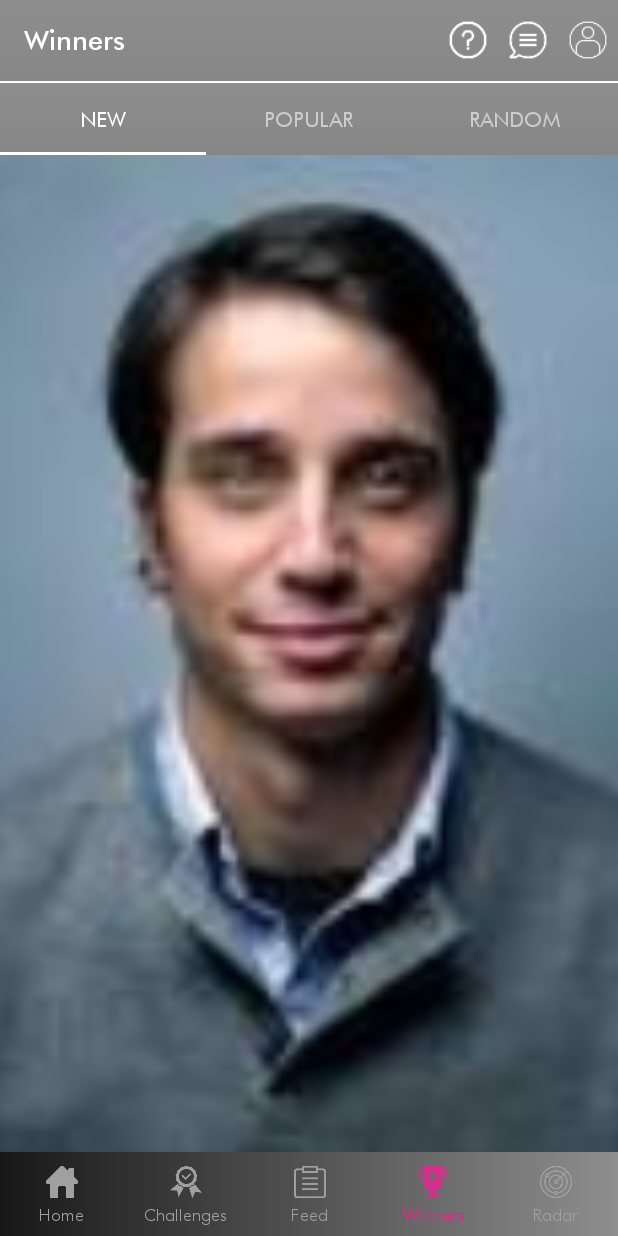
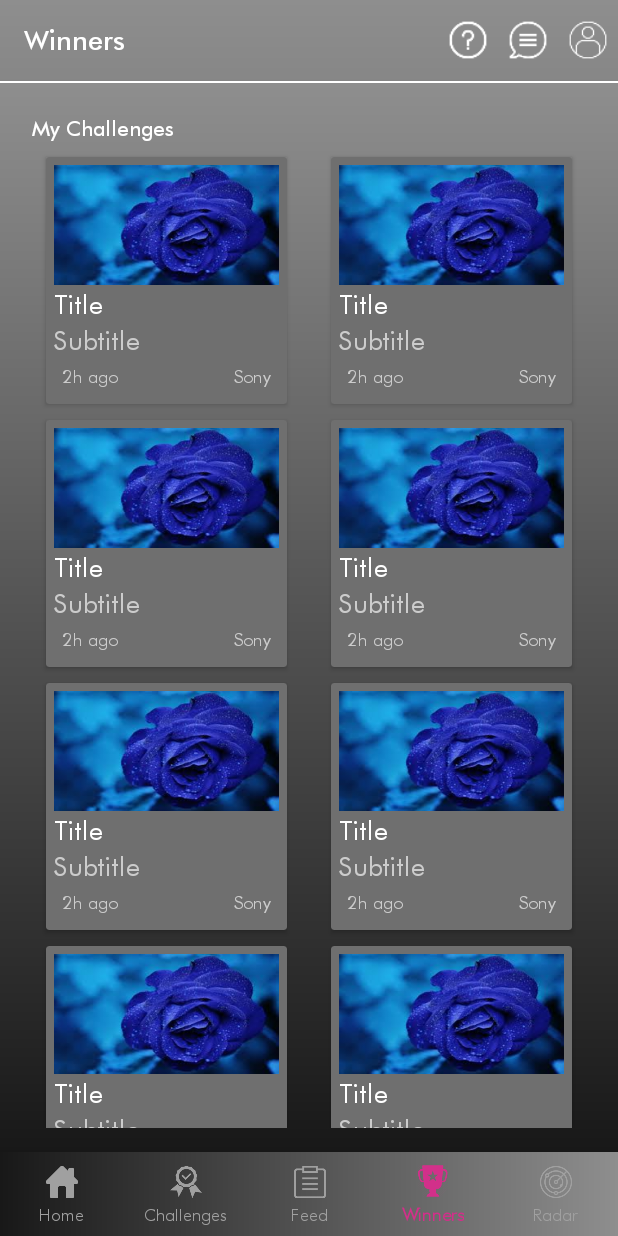
Before and after one commit to RamuKithada/shooshoo, an Android app: the HomeActivity screen opened directly, with no data from a screen before it, item 4 of the bottom bar chosen, on a phone screen of 412 x 824 dp. Run offline under Robolectric (Android 15) with nearby library versions, the phone set to English and light mode, and no system bars; our stand-ins replace ButterKnife, CircleImageView, Picasso; pictures from the network do not load.

Commit message:
after winners module work completed

```diff
--- a/app/src/main/AndroidManifest.xml
+++ b/app/src/main/AndroidManifest.xml
@@ -98,7 +98,8 @@
             android:name="com.theartofdev.edmodo.cropper.CropImageActivity"
             android:theme="@style/Base.Theme.AppCompat" />
         <activity android:name=".activity.ChattingActivity" />
-        <activity android:name=".activity.FeedCommentsActivity"></activity>
+        <activity android:name=".activity.FeedCommentsActivity" />
+        <activity android:name=".activity.WinnersListActivity"></activity>
     </application>
 
 </manifest>
--- a/app/src/main/java/com/android/shooshoo/activity/HomeActivity.java
+++ b/app/src/main/java/com/android/shooshoo/activity/HomeActivity.java
@@ -17,6 +17,7 @@ import com.android.shooshoo.fragment.ChatsFragment;
 import com.android.shooshoo.fragment.FeedFragment;
 import com.android.shooshoo.fragment.HomeFragment;
 import com.android.shooshoo.fragment.ProfileFragment;
+import com.android.shooshoo.fragment.WinnersFragment;
 
 import butterknife.BindView;
 import butterknife.ButterKnife;
@@ -92,6 +93,7 @@ public class HomeActivity extends BaseActivity implements HomeFragment.OnFragmen
                     iv_filters.setVisibility(View.GONE);
                     iv_edit_profile.setVisibility(View.GONE);
                     iv_profile.setVisibility(View.VISIBLE);
+                    fragmentManager.beginTransaction().replace(R.id.home_fragment_container, WinnersFragment.newInstance("Hi","Ram")).commit();
                     return true;
                 case R.id.navigation_radar:
                     mTextMessage.setText(R.string.title_radar);
--- /dev/null
+++ b/app/src/main/java/com/android/shooshoo/adapter/WinnersMyChallengersAdapter.java
@@ -0,0 +1,92 @@
+package com.android.shooshoo.adapter;
+
+import android.content.Context;
+import android.content.Intent;
+import android.support.annotation.NonNull;
+import android.support.v7.widget.RecyclerView;
+import android.view.LayoutInflater;
+import android.view.View;
+import android.view.ViewGroup;
+import android.widget.ImageView;
+import android.widget.TextView;
+
+import com.android.shooshoo.R;
+import com.android.shooshoo.activity.WinnersListActivity;
+import com.android.shooshoo.models.Challenge;
+import com.android.shooshoo.utils.ApiUrls;
+import com.squareup.picasso.Picasso;
+
+import java.util.ArrayList;
+import java.util.List;
+
+public class WinnersMyChallengersAdapter extends RecyclerView.Adapter<WinnersMyChallengersAdapter.CatViewHolder> {
+    Context context;
+    List<Challenge> challenges=new ArrayList<Challenge>();
+
+    public WinnersMyChallengersAdapter(Context context, List<Challenge> challenges) {
+        this.challenges=challenges;
+        this.context=context;
+    }
+
+    @NonNull
+    @Override
+    public CatViewHolder onCreateViewHolder(@NonNull ViewGroup viewGroup, int i) {
+
+        View view=LayoutInflater.from(viewGroup.getContext()).inflate(R.layout.challengers_item,null);
+        return new CatViewHolder(view);
+    }
+
+    @Override
+    public void onBindViewHolder(@NonNull final CatViewHolder catViewHolder,final int i) {
+          if(challenges!=null){
+               Challenge challenge=challenges.get(i);
+               catViewHolder.title.setText(challenge.getChallengeName());
+              Picasso.with(context)
+                      .load(ApiUrls.SPONSOR_BANNER_IMAGE_URL+challenge.getBannerImage())
+                      .error(R.drawable.rose)
+                      .placeholder(R.drawable.rose)
+                      .into(catViewHolder.imageView);
+              catViewHolder.time.setText(ApiUrls.getDurationTimeStamp(challenge.getCreatedOn()));
+          }
+          catViewHolder.itemView.setOnClickListener(new View.OnClickListener() {
+              @Override
+              public void onClick(View v) {
+                  Intent intent=new Intent(context,WinnersListActivity.class);
+                  context.startActivity(intent);
+
+
+              }
+          });
+
+
+
+    }
+
+    @Override
+    public int getItemCount() {
+        if(challenges==null)
+        return 16;
+
+        return challenges.size();
+    }
+    public void setChallenges(List<Challenge> challenges){
+       this.challenges=challenges;
+       notifyDataSetChanged();
+    }
+
+    public class CatViewHolder extends RecyclerView.ViewHolder{
+      ImageView imageView;
+      TextView title,subtitle,brand,time;
+
+
+        public CatViewHolder(@NonNull View itemView) {
+            super(itemView);
+            imageView=itemView.findViewById(R.id.image);
+            title=itemView.findViewById(R.id.title);
+            subtitle=itemView.findViewById(R.id.sub_title);
+            brand=itemView.findViewById(R.id.brand);
+            time=itemView.findViewById(R.id.time);
+
+        }
+    }
+}
--- /dev/null
+++ b/app/src/main/java/com/android/shooshoo/fragment/WinnersFragment.java
@@ -0,0 +1,88 @@
+package com.android.shooshoo.fragment;
+
+
+import android.os.Bundle;
+import android.support.annotation.NonNull;
+import android.support.annotation.Nullable;
+import android.support.v4.app.Fragment;
+import android.support.v7.widget.GridLayoutManager;
+import android.support.v7.widget.RecyclerView;
+import android.view.LayoutInflater;
+import android.view.View;
+import android.view.ViewGroup;
+
+import com.android.shooshoo.R;
+import com.android.shooshoo.adapter.WinnersMyChallengersAdapter;
+import com.android.shooshoo.models.Challenge;
+
+import java.util.ArrayList;
+import java.util.List;
+
+/**
+ * A simple {@link Fragment} subclass.
+ * Use the {@link WinnersFragment#newInstance} factory method to
+ * create an instance of this fragment.
+ */
+public class WinnersFragment extends Fragment {
+    // TODO: Rename parameter arguments, choose names that match
+    // the fragment initialization parameters, e.g. ARG_ITEM_NUMBER
+    private static final String ARG_PARAM1 = "param1";
+    private static final String ARG_PARAM2 = "param2";
+
+    // TODO: Rename and change types of parameters
+    private String mParam1;
+    private String mParam2;
+
+    RecyclerView myChallengesList;
+    WinnersMyChallengersAdapter myChallengersAdapter;
+    List<Challenge> challenges=new ArrayList<Challenge>();
+
+
+    public WinnersFragment() {
+        // Required empty public constructor
+    }
+
+    /**
+     * Use this factory method to create a new instance of
+     * this fragment using the provided parameters.
+     *
+     * @param param1 Parameter 1.
+     * @param param2 Parameter 2.
+     * @return A new instance of fragment WinnersFragment.
+     */
+    // TODO: Rename and change types and number of parameters
+    public static WinnersFragment newInstance(String param1, String param2) {
+        WinnersFragment fragment = new WinnersFragment();
+        Bundle args = new Bundle();
+        args.putString(ARG_PARAM1, param1);
+        args.putString(ARG_PARAM2, param2);
+        fragment.setArguments(args);
+        return fragment;
+    }
+
+    @Override
+    public void onCreate(Bundle savedInstanceState) {
+        super.onCreate(savedInstanceState);
+        if (getArguments() != null) {
+            mParam1 = getArguments().getString(ARG_PARAM1);
+            mParam2 = getArguments().getString(ARG_PARAM2);
+        }
+    }
+
+    @Override
+    public View onCreateView(LayoutInflater inflater, ViewGroup container,
+                             Bundle savedInstanceState) {
+        // Inflate the layout for this fragment
+        return inflater.inflate(R.layout.fragment_winners, container, false);
+    }
+
+    @Override
+    public void onViewCreated(@NonNull View view, @Nullable Bundle savedInstanceState) {
+        super.onViewCreated(view, savedInstanceState);
+        myChallengesList =view.findViewById(R.id.my_challenges_list);
+        myChallengesList.setLayoutManager(new GridLayoutManager(getActivity(),2));
+        myChallengersAdapter=new WinnersMyChallengersAdapter(getActivity(),null);
+        myChallengesList.setAdapter(myChallengersAdapter);
+
+    }
+}
--- a/app/src/main/res/layout/challengers_item.xml
+++ b/app/src/main/res/layout/challengers_item.xml
@@ -3,6 +3,8 @@
     xmlns:android="http://schemas.android.com/apk/res/android"
     android:layout_width="wrap_content"
     android:layout_height="wrap_content"
+    android:layout_gravity="center"
+    android:gravity="center"
     xmlns:app="http://schemas.android.com/apk/res-auto"
     >
 
@@ -13,10 +15,7 @@
     app:cardElevation="2dp"
     app:cardCornerRadius="2dp"
     android:layout_centerInParent="true"
-    android:layout_marginLeft="8dp"
-    android:layout_marginRight="8dp"
-    android:layout_marginTop="5dp"
-    android:layout_marginBottom="5dp"
+    android:layout_margin="5dp"
     >
 
     <LinearLayout
@@ -27,7 +26,7 @@
         >
     <ImageView
         android:id="@+id/image"
-        android:layout_width="130dp"
+        android:layout_width="150dp"
         android:layout_height="80dp"
         android:scaleType="fitXY"
         android:src="@drawable/rose"
--- /dev/null
+++ b/app/src/main/res/layout/fragment_winners.xml
@@ -0,0 +1,34 @@
+<?xml version="1.0" encoding="utf-8"?>
+<LinearLayout xmlns:android="http://schemas.android.com/apk/res/android"
+    xmlns:tools="http://schemas.android.com/tools"
+    android:layout_width="match_parent"
+    android:layout_height="match_parent"
+    xmlns:app="http://schemas.android.com/apk/res-auto"
+    android:padding="16dp"
+    android:orientation="vertical"
+    android:background="@drawable/gradiant_home"
+    tools:context=".fragment.WinnersFragment">
+
+    <TextView
+        android:layout_width="wrap_content"
+        android:layout_height="wrap_content"
+        android:text="My Challenges"
+        android:padding="5dp"
+        android:fontFamily="@font/futura_medium_bt"
+        android:textColor="@color/white_text"
+
+        />
+    <android.support.v7.widget.RecyclerView
+        android:layout_gravity="center"
+         android:id="@+id/my_challenges_list"
+        android:layout_width="match_parent"
+        android:layout_height="match_parent"
+        app:layoutManager="android.support.v7.widget.GridLayoutManager"
+        tools:listitem="@layout/challengers_item"
+        app:spanCount="2"
+
+        >
+
+    </android.support.v7.widget.RecyclerView>
+
+</LinearLayout>
--- a/app/src/main/res/values/strings.xml
+++ b/app/src/main/res/values/strings.xml
@@ -76,4 +76,6 @@
     <string name="write_msg">Write message here</string>
     <string name="edit_profile">Edit Profile</string>
     <string name="title_activity_drawer">DrawerActivity</string>
+    <string name="winners_list">Winners List</string>
+    <string name="winners_title"><![CDATA[H & M Hamburg Reopening]]></string>
 </resources>
```
Also changed, not shown: app/src/main/java/com/android/shooshoo/activity/WinnersListActivity.java (added, +34 -0 lines), app/src/main/java/com/android/shooshoo/adapter/WinnersListAdapter.java (added, +68 -0 lines), app/src/main/res/layout/activity_winners_list.xml (added, +279 -0 lines), app/src/main/res/layout/winners_listitem.xml (added, +65 -0 lines).
